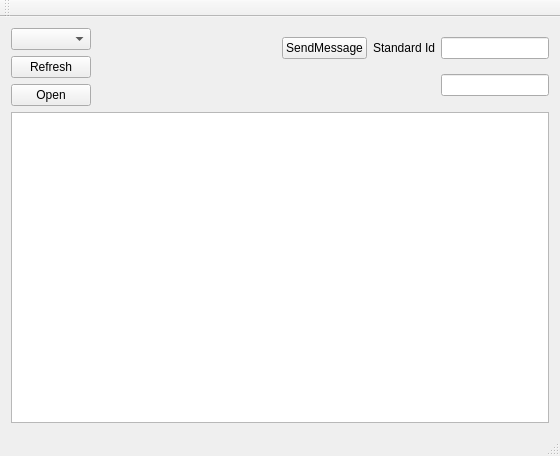
GavinStrunk/QtNiCanConsole, file ConsoleApp/mainwindow.ui: the form before one commit.
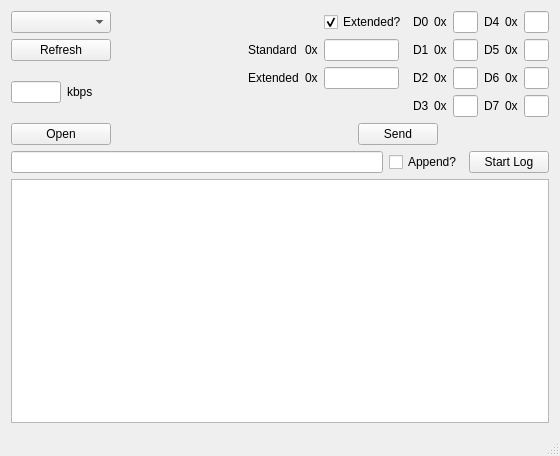
The form after the commit.

Commit message:
added final elements and layouts
finished adding the elements and layouts. Renamed the components and
created the slots for the buttons.

The edit to the form file:
```diff
--- a/ConsoleApp/mainwindow.ui
+++ b/ConsoleApp/mainwindow.ui
@@ -20,17 +20,57 @@
       <item>
        <layout class="QVBoxLayout" name="verticalLayout_2">
         <item>
-         <widget class="QComboBox" name="canBox"/>
+         <widget class="QComboBox" name="canBox">
+          <property name="maximumSize">
+           <size>
+            <width>100</width>
+            <height>16777215</height>
+           </size>
+          </property>
+         </widget>
         </item>
         <item>
          <widget class="QPushButton" name="refreshButton">
+          <property name="maximumSize">
+           <size>
+            <width>100</width>
+            <height>16777215</height>
+           </size>
+          </property>
           <property name="text">
            <string>Refresh</string>
           </property>
          </widget>
         </item>
+        <item>
+         <layout class="QHBoxLayout" name="horizontalLayout_3">
+          <item>
+           <widget class="QLineEdit" name="baudEdit">
+            <property name="maximumSize">
+             <size>
+              <width>50</width>
+              <height>16777215</height>
+             </size>
+            </property>
+           </widget>
+          </item>
+          <item>
+           <widget class="QLabel" name="label_3">
+            <property name="text">
+             <string>kbps</string>
+            </property>
+           </widget>
+          </item>
+         </layout>
+        </item>
         <item>
          <widget class="QPushButton" name="openButton">
+          <property name="maximumSize">
+           <size>
+            <width>100</width>
+            <height>16777215</height>
+           </size>
+          </property>
           <property name="text">
            <string>Open</string>
           </property>
@@ -52,24 +92,391 @@
        </spacer>
       </item>
       <item>
-       <layout class="QGridLayout" name="gridLayout">
-        <item row="1" column="2">
-         <widget class="QLineEdit" name="lineEdit_2"/>
+       <layout class="QVBoxLayout" name="verticalLayout_3">
+        <item>
+         <layout class="QGridLayout" name="gridLayout">
+          <item row="1" column="6">
+           <widget class="QLabel" name="label_17">
+            <property name="maximumSize">
+             <size>
+              <width>15</width>
+              <height>16777215</height>
+             </size>
+            </property>
+            <property name="text">
+             <string>D5</string>
+            </property>
+           </widget>
+          </item>
+          <item row="2" column="7">
+           <widget class="QLabel" name="label_18">
+            <property name="maximumSize">
+             <size>
+              <width>15</width>
+              <height>16777215</height>
+             </size>
+            </property>
+            <property name="text">
+             <string>0x</string>
+            </property>
+           </widget>
+          </item>
+          <item row="2" column="6">
+           <widget class="QLabel" name="label_19">
+            <property name="maximumSize">
+             <size>
+              <width>15</width>
+              <height>16777215</height>
+             </size>
+            </property>
+            <property name="text">
+             <string>D6</string>
+            </property>
+           </widget>
+          </item>
+          <item row="3" column="7">
+           <widget class="QLabel" name="label_20">
+            <property name="maximumSize">
+             <size>
+              <width>15</width>
+              <height>16777215</height>
+             </size>
+            </property>
+            <property name="text">
+             <string>0x</string>
+            </property>
+           </widget>
+          </item>
+          <item row="3" column="6">
+           <widget class="QLabel" name="label_21">
+            <property name="maximumSize">
+             <size>
+              <width>15</width>
+              <height>16777215</height>
+             </size>
+            </property>
+            <property name="text">
+             <string>D7</string>
+            </property>
+           </widget>
+          </item>
+          <item row="2" column="3">
+           <widget class="QLabel" name="label_14">
+            <property name="maximumSize">
+             <size>
+              <width>15</width>
+              <height>16777215</height>
+             </size>
+            </property>
+            <property name="text">
+             <string>D2</string>
+            </property>
+           </widget>
+          </item>
+          <item row="1" column="7">
+           <widget class="QLabel" name="label_16">
+            <property name="maximumSize">
+             <size>
+              <width>15</width>
+              <height>16777215</height>
+             </size>
+            </property>
+            <property name="text">
+             <string>0x</string>
+            </property>
+           </widget>
+          </item>
+          <item row="0" column="4">
+           <widget class="QLabel" name="label_8">
+            <property name="maximumSize">
+             <size>
+              <width>15</width>
+              <height>16777215</height>
+             </size>
+            </property>
+            <property name="text">
+             <string>0x</string>
+            </property>
+           </widget>
+          </item>
+          <item row="0" column="5">
+           <widget class="QLineEdit" name="d0Edit">
+            <property name="maximumSize">
+             <size>
+              <width>25</width>
+              <height>16777215</height>
+             </size>
+            </property>
+           </widget>
+          </item>
+          <item row="1" column="1">
+           <widget class="QLabel" name="label_7">
+            <property name="maximumSize">
+             <size>
+              <width>15</width>
+              <height>16777215</height>
+             </size>
+            </property>
+            <property name="text">
+             <string>0x</string>
+            </property>
+           </widget>
+          </item>
+          <item row="1" column="5">
+           <widget class="QLineEdit" name="d1Edit">
+            <property name="maximumSize">
+             <size>
+              <width>25</width>
+              <height>16777215</height>
+             </size>
+            </property>
+           </widget>
+          </item>
+          <item row="2" column="0">
+           <widget class="QLabel" name="label_5">
+            <property name="maximumSize">
+             <size>
+              <width>75</width>
+              <height>16777215</height>
+             </size>
+            </property>
+            <property name="text">
+             <string>Extended</string>
+            </property>
+           </widget>
+          </item>
+          <item row="1" column="0">
+           <widget class="QLabel" name="label_4">
+            <property name="maximumSize">
+             <size>
+              <width>75</width>
+              <height>16777215</height>
+             </size>
+            </property>
+            <property name="text">
+             <string>Standard</string>
+            </property>
+           </widget>
+          </item>
+          <item row="1" column="3">
+           <widget class="QLabel" name="label_13">
+            <property name="maximumSize">
+             <size>
+              <width>15</width>
+              <height>16777215</height>
+             </size>
+            </property>
+            <property name="text">
+             <string>D1</string>
+            </property>
+           </widget>
+          </item>
+          <item row="1" column="2">
+           <widget class="QLineEdit" name="standardEdit">
+            <property name="maximumSize">
+             <size>
+              <width>75</width>
+              <height>16777215</height>
+             </size>
+            </property>
+           </widget>
+          </item>
+          <item row="0" column="7">
+           <widget class="QLabel" name="label_9">
+            <property name="maximumSize">
+             <size>
+              <width>15</width>
+              <height>16777215</height>
+             </size>
+            </property>
+            <property name="text">
+             <string>0x</string>
+            </property>
+           </widget>
+          </item>
+          <item row="3" column="5">
+           <widget class="QLineEdit" name="d3Edit">
+            <property name="maximumSize">
+             <size>
+              <width>25</width>
+              <height>16777215</height>
+             </size>
+            </property>
+           </widget>
+          </item>
+          <item row="3" column="3">
+           <widget class="QLabel" name="label_15">
+            <property name="maximumSize">
+             <size>
+              <width>15</width>
+              <height>16777215</height>
+             </size>
+            </property>
+            <property name="text">
+             <string>D3</string>
+            </property>
+           </widget>
+          </item>
+          <item row="2" column="1">
+           <widget class="QLabel" name="label_6">
+            <property name="maximumSize">
+             <size>
+              <width>15</width>
+              <height>16777215</height>
+             </size>
+            </property>
+            <property name="text">
+             <string>0x</string>
+            </property>
+           </widget>
+          </item>
+          <item row="2" column="4">
+           <widget class="QLabel" name="label_11">
+            <property name="maximumSize">
+             <size>
+              <width>15</width>
+              <height>16777215</height>
+             </size>
+            </property>
+            <property name="text">
+             <string>0x</string>
+            </property>
+           </widget>
+          </item>
+          <item row="3" column="4">
+           <widget class="QLabel" name="label_12">
+            <property name="maximumSize">
+             <size>
+              <width>15</width>
+              <height>16777215</height>
+             </size>
+            </property>
+            <property name="text">
+             <string>0x</string>
+            </property>
+           </widget>
+          </item>
+          <item row="1" column="4">
+           <widget class="QLabel" name="label_10">
+            <property name="maximumSize">
+             <size>
+              <width>15</width>
+              <height>16777215</height>
+             </size>
+            </property>
+            <property name="text">
+             <string>0x</string>
+            </property>
+           </widget>
+          </item>
+          <item row="0" column="3">
+           <widget class="QLabel" name="label">
+            <property name="maximumSize">
+             <size>
+              <width>15</width>
+              <height>16777215</height>
+             </size>
+            </property>
+            <property name="text">
+             <string>D0</string>
+            </property>
+           </widget>
+          </item>
+          <item row="2" column="5">
+           <widget class="QLineEdit" name="d2Edit">
+            <property name="maximumSize">
+             <size>
+              <width>25</width>
+              <height>16777215</height>
+             </size>
+            </property>
+           </widget>
+          </item>
+          <item row="0" column="6">
+           <widget class="QLabel" name="label_2">
+            <property name="maximumSize">
+             <size>
+              <width>15</width>
+              <height>16777215</height>
+             </size>
+            </property>
+            <property name="text">
+             <string>D4</string>
+            </property>
+           </widget>
+          </item>
+          <item row="0" column="8">
+           <widget class="QLineEdit" name="d4Edit">
+            <property name="maximumSize">
+             <size>
+              <width>25</width>
+              <height>16777215</height>
+             </size>
+            </property>
+           </widget>
+          </item>
+          <item row="0" column="2">
+           <widget class="QCheckBox" name="extendedBox">
+            <property name="text">
+             <string>Extended?</string>
+            </property>
+            <property name="checked">
+             <bool>true</bool>
+            </property>
+           </widget>
+          </item>
+          <item row="2" column="2">
+           <widget class="QLineEdit" name="extendedEdit">
+            <property name="maximumSize">
+             <size>
+              <width>75</width>
+              <height>16777215</height>
+             </size>
+            </property>
+           </widget>
+          </item>
+          <item row="1" column="8">
+           <widget class="QLineEdit" name="d5Edit">
+            <property name="maximumSize">
+             <size>
+              <width>25</width>
+              <height>16777215</height>
+             </size>
+            </property>
+           </widget>
+          </item>
+          <item row="2" column="8">
+           <widget class="QLineEdit" name="d6Edit">
+            <property name="maximumSize">
+             <size>
+              <width>25</width>
+              <height>16777215</height>
+             </size>
+            </property>
+           </widget>
+          </item>
+          <item row="3" column="8">
+           <widget class="QLineEdit" name="d7Edit">
+            <property name="maximumSize">
+             <size>
+              <width>25</width>
+              <height>16777215</height>
+             </size>
+            </property>
+           </widget>
+          </item>
+         </layout>
         </item>
-        <item row="0" column="2">
-         <widget class="QLineEdit" name="lineEdit"/>
-        </item>
-        <item row="0" column="0">
-         <widget class="QPushButton" name="pushButton">
-          <property name="text">
-           <string>SendMessage</string>
+        <item alignment="Qt::AlignHCenter">
+         <widget class="QPushButton" name="sendButton">
+          <property name="maximumSize">
+           <size>
+            <width>100</width>
+            <height>16777215</height>
+           </size>
           </property>
-         </widget>
-        </item>
-        <item row="0" column="1">
-         <widget class="QLabel" name="label">
           <property name="text">
-           <string>Standard Id</string>
+           <string>Send</string>
           </property>
          </widget>
         </item>
@@ -78,7 +485,28 @@
      </layout>
     </item>
     <item>
-     <widget class="QPlainTextEdit" name="plainTextEdit"/>
+     <layout class="QHBoxLayout" name="horizontalLayout_2">
+      <item>
+       <widget class="QLineEdit" name="filenameEdit"/>
+      </item>
+      <item>
+       <widget class="QCheckBox" name="appendBox">
+        <property name="text">
+         <string>Append?</string>
+        </property>
+       </widget>
+      </item>
+      <item>
+       <widget class="QPushButton" name="logButton">
+        <property name="text">
+         <string>Start Log</string>
+        </property>
+       </widget>
+      </item>
+     </layout>
+    </item>
+    <item>
+     <widget class="QPlainTextEdit" name="outputTextEdit"/>
     </item>
    </layout>
   </widget>
@@ -92,14 +520,6 @@
     </rect>
    </property>
   </widget>
-  <widget class="QToolBar" name="mainToolBar">
-   <attribute name="toolBarArea">
-    <enum>TopToolBarArea</enum>
-   </attribute>
-   <attribute name="toolBarBreak">
-    <bool>false</bool>
-   </attribute>
-  </widget>
   <widget class="QStatusBar" name="statusBar"/>
  </widget>
  <layoutdefault spacing="6" margin="11"/>
```
Left out of the diff: 2 changed lines with no effect on the pictures. The commit also changes 2 other files.
